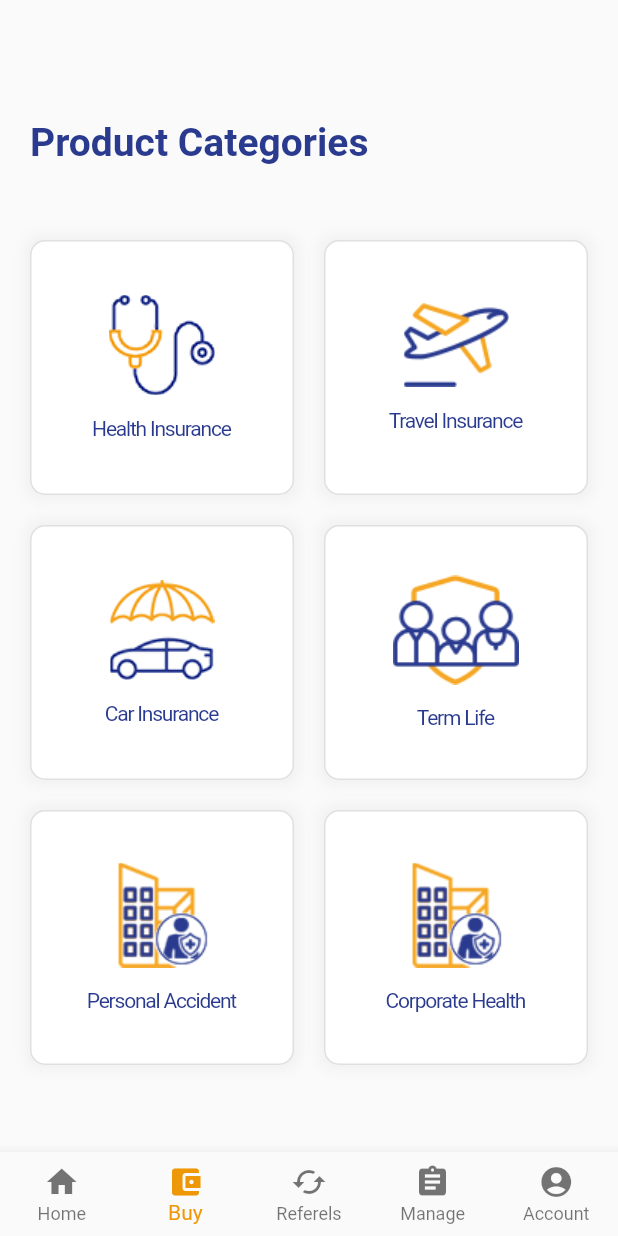
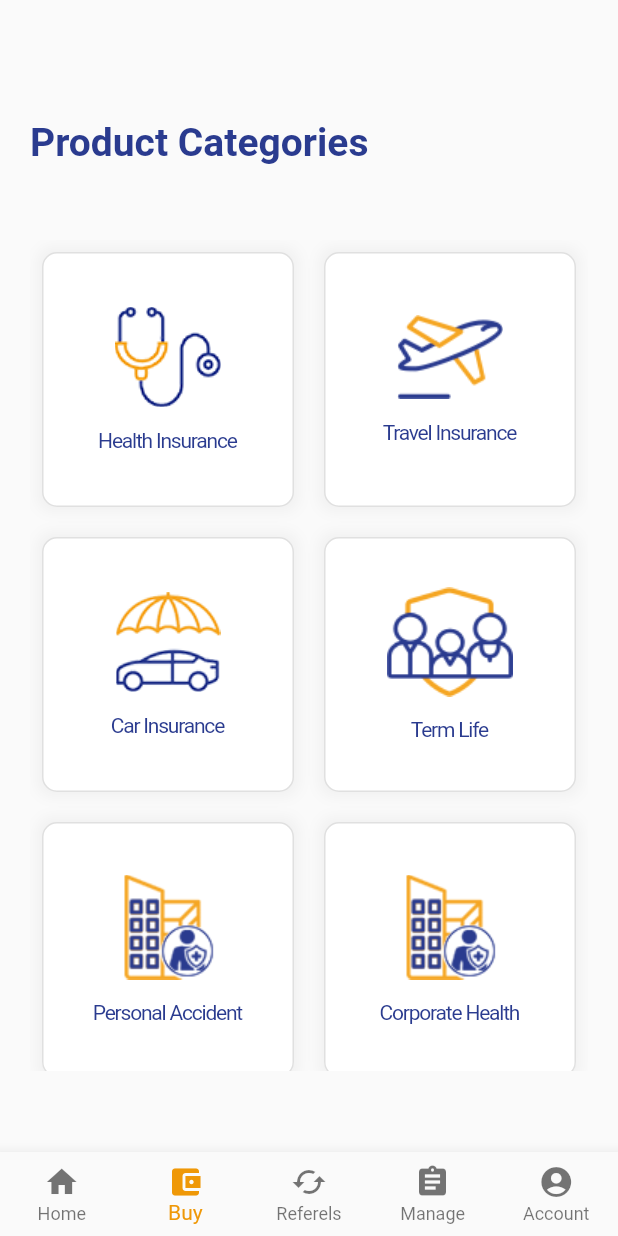
Before and after one commit to junaidcs/smartchoice-app, a Flutter app: the Home screen opened directly, item 2 of the bottom bar chosen, on a phone screen of 412 x 824 dp. Run offline on Flutter 3.47's test engine with Material 2 defaults, Android fonts, the phone set to English and light mode, and no system bars; our stand-ins replace intro_slider.

Commit message:
categories wrapped into listview

```diff
--- a/lib/screens/product/categories/categories.dart
+++ b/lib/screens/product/categories/categories.dart
@@ -19,11 +19,11 @@ class ProductCategories extends StatelessWidget {
             ),
           ),
         ),
-        // Container(
-        //   height: MediaQuery.of(context).size.height - 270,
-        //   child: ListView(
-        //     padding: const EdgeInsets.all(8),
-        //     children: <Widget>[
+        Container(
+          height: MediaQuery.of(context).size.height - 270,
+          child: ListView(
+            padding: const EdgeInsets.all(8),
+            children: <Widget>[
               Container(
                 margin: EdgeInsets.only(bottom: 20.0),
                 child: Row(
@@ -82,9 +82,9 @@ class ProductCategories extends StatelessWidget {
                   ],
                 ),
               ),
-        //     ],
-        //   ),
-        // ),
+            ],
+          ),
+        ),
       ],
     );
   }
```
